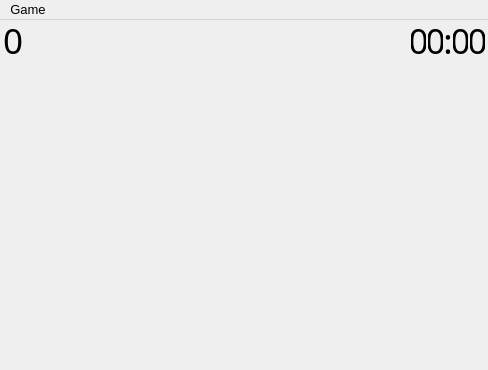
This is mainwindow.ui in q-g-j/qminesweeper as Qt 5 draws it before an edit. The edited form follows.
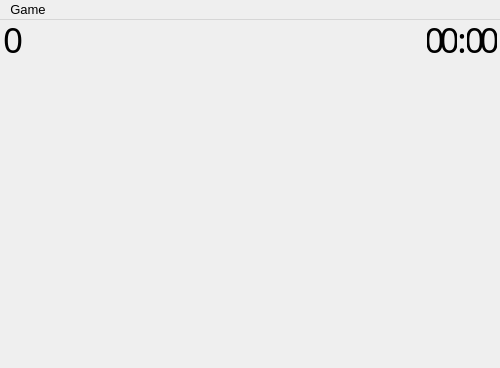
This is the edited form. Icons and pictures are not drawn.

Commit message: changed info bar font - digital numbers

```diff
--- a/mainwindow.ui
+++ b/mainwindow.ui
@@ -6,8 +6,8 @@
    <rect>
     <x>0</x>
     <y>0</y>
-    <width>488</width>
-    <height>370</height>
+    <width>500</width>
+    <height>368</height>
    </rect>
   </property>
   <property name="sizePolicy">
@@ -64,20 +64,15 @@
       <property name="minimumSize">
        <size>
         <width>0</width>
-        <height>40</height>
+        <height>38</height>
        </size>
       </property>
       <property name="maximumSize">
        <size>
         <width>16777215</width>
-        <height>40</height>
+        <height>38</height>
        </size>
       </property>
-      <property name="font">
-       <font>
-        <pointsize>10</pointsize>
-       </font>
-      </property>
       <property name="styleSheet">
        <string notr="true">QLabel {
 	margin-top: -5;
@@ -142,11 +137,14 @@
          </property>
          <property name="font">
           <font>
-           <family>Noto Sans Condensed Medium</family>
+           <family>Digital-7, Normal</family>
            <pointsize>26</pointsize>
            <italic>false</italic>
           </font>
          </property>
+         <property name="styleSheet">
+          <string notr="true"/>
+         </property>
          <property name="text">
           <string>0</string>
          </property>
@@ -171,21 +169,21 @@
        <item>
         <widget class="QPushButton" name="smiley">
          <property name="sizePolicy">
-          <sizepolicy hsizetype="Fixed" vsizetype="MinimumExpanding">
+          <sizepolicy hsizetype="Fixed" vsizetype="Fixed">
            <horstretch>0</horstretch>
            <verstretch>0</verstretch>
           </sizepolicy>
          </property>
          <property name="minimumSize">
           <size>
-           <width>40</width>
-           <height>0</height>
+           <width>36</width>
+           <height>36</height>
           </size>
          </property>
          <property name="maximumSize">
           <size>
-           <width>40</width>
-           <height>16777215</height>
+           <width>36</width>
+           <height>36</height>
           </size>
          </property>
          <property name="styleSheet">
@@ -219,6 +217,22 @@
          </property>
         </spacer>
        </item>
+       <item>
+        <spacer name="horizontalSpacer">
+         <property name="orientation">
+          <enum>Qt::Horizontal</enum>
+         </property>
+         <property name="sizeType">
+          <enum>QSizePolicy::Fixed</enum>
+         </property>
+         <property name="sizeHint" stdset="0">
+          <size>
+           <width>4</width>
+           <height>1</height>
+          </size>
+         </property>
+        </spacer>
+       </item>
        <item>
         <widget class="QLabel" name="timerTenMinutes">
          <property name="sizePolicy">
@@ -241,7 +255,7 @@
          </property>
          <property name="font">
           <font>
-           <family>Noto Sans Condensed Medium</family>
+           <family>Digital-7, Normal</family>
            <pointsize>26</pointsize>
            <italic>false</italic>
           </font>
@@ -257,22 +271,6 @@
          </property>
         </widget>
        </item>
-       <item>
-        <spacer name="spacerMinutes">
-         <property name="orientation">
-          <enum>Qt::Horizontal</enum>
-         </property>
-         <property name="sizeType">
-          <enum>QSizePolicy::Fixed</enum>
-         </property>
-         <property name="sizeHint" stdset="0">
-          <size>
-           <width>2</width>
-           <height>1</height>
-          </size>
-         </property>
-        </spacer>
-       </item>
        <item>
         <widget class="QLabel" name="timerMinutes">
          <property name="sizePolicy">
@@ -295,7 +293,7 @@
          </property>
          <property name="font">
           <font>
-           <family>Noto Sans Condensed Medium</family>
+           <family>Digital-7, Normal</family>
            <pointsize>26</pointsize>
            <italic>false</italic>
           </font>
@@ -327,7 +325,7 @@
          </property>
          <property name="font">
           <font>
-           <family>Noto Sans Condensed Medium</family>
+           <family>Digital-7, Normal</family>
            <pointsize>26</pointsize>
            <italic>false</italic>
           </font>
@@ -365,7 +363,7 @@
          </property>
          <property name="font">
           <font>
-           <family>Noto Sans Condensed Medium</family>
+           <family>Digital-7, Normal</family>
            <pointsize>26</pointsize>
            <italic>false</italic>
           </font>
@@ -381,22 +379,6 @@
          </property>
         </widget>
        </item>
-       <item>
-        <spacer name="spacerSeconds">
-         <property name="orientation">
-          <enum>Qt::Horizontal</enum>
-         </property>
-         <property name="sizeType">
-          <enum>QSizePolicy::Fixed</enum>
-         </property>
-         <property name="sizeHint" stdset="0">
-          <size>
-           <width>2</width>
-           <height>1</height>
-          </size>
-         </property>
-        </spacer>
-       </item>
        <item>
         <widget class="QLabel" name="timerSeconds">
          <property name="sizePolicy">
@@ -419,7 +401,7 @@
          </property>
          <property name="font">
           <font>
-           <family>Noto Sans Condensed Medium</family>
+           <family>Digital-7, Normal</family>
            <pointsize>26</pointsize>
            <italic>false</italic>
           </font>
@@ -489,7 +471,7 @@
     <rect>
      <x>0</x>
      <y>0</y>
-     <width>488</width>
+     <width>500</width>
      <height>30</height>
     </rect>
    </property>
```
Left out of the diff: 2 changed lines with no effect on the pictures. The commit also changes 2 other files.
